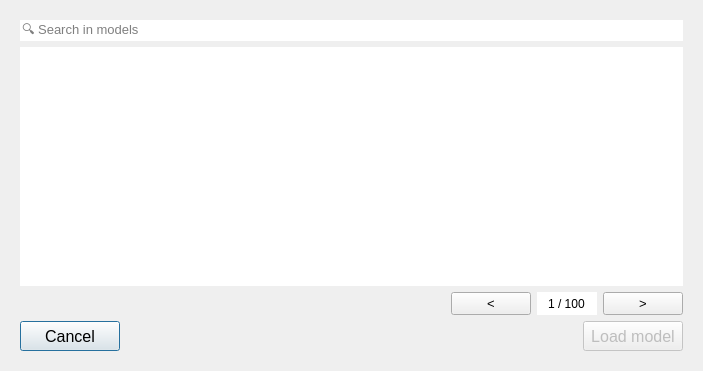
This is threedi_api_qgis_client/ui/model_selection.ui in nens/threedi-api-qgis-client as Qt 5 draws it before an edit. The edited form follows.
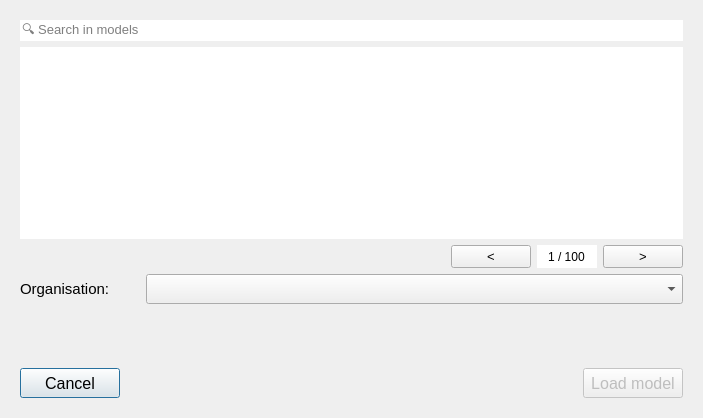
This is the edited form.

```diff
--- a/threedi_api_qgis_client/ui/model_selection.ui
+++ b/threedi_api_qgis_client/ui/model_selection.ui
@@ -7,15 +7,15 @@
     <x>0</x>
     <y>0</y>
     <width>703</width>
-    <height>371</height>
+    <height>418</height>
    </rect>
   </property>
   <property name="windowTitle">
-   <string>Choose model</string>
+   <string>Choose model and organisation</string>
   </property>
   <layout class="QGridLayout" name="gridLayout">
    <item row="0" column="0">
-    <widget class="QWidget" name="load_widget" native="true">
+    <widget class="QWidget" name="model_selection_widget" native="true">
      <property name="sizePolicy">
       <sizepolicy hsizetype="Preferred" vsizetype="Expanding">
        <horstretch>0</horstretch>
@@ -29,22 +29,7 @@
       </size>
      </property>
      <layout class="QGridLayout" name="gridLayout_8">
-      <item row="0" column="0" colspan="3">
-       <widget class="QLineEdit" name="search_le">
-        <property name="font">
-         <font>
-          <pointsize>10</pointsize>
-         </font>
-        </property>
-        <property name="frame">
-         <bool>false</bool>
-        </property>
-        <property name="placeholderText">
-         <string>🔍 Search in models</string>
-        </property>
-       </widget>
-      </item>
-      <item row="4" column="0" colspan="3">
+      <item row="6" column="0" colspan="3">
        <layout class="QHBoxLayout" name="horizontalLayout_2">
         <property name="bottomMargin">
          <number>0</number>
@@ -115,6 +100,21 @@
         </item>
        </layout>
       </item>
+      <item row="0" column="0" colspan="3">
+       <widget class="QLineEdit" name="search_le">
+        <property name="font">
+         <font>
+          <pointsize>10</pointsize>
+         </font>
+        </property>
+        <property name="frame">
+         <bool>false</bool>
+        </property>
+        <property name="placeholderText">
+         <string>🔍 Search in models</string>
+        </property>
+       </widget>
+      </item>
       <item row="1" column="0" colspan="3">
        <widget class="QTreeView" name="models_tv">
         <property name="font">
@@ -259,6 +259,52 @@
         </item>
        </layout>
       </item>
+      <item row="4" column="0">
+       <widget class="QLabel" name="label_6">
+        <property name="maximumSize">
+         <size>
+          <width>120</width>
+          <height>16777215</height>
+         </size>
+        </property>
+        <property name="font">
+         <font>
+          <pointsize>11</pointsize>
+         </font>
+        </property>
+        <property name="text">
+         <string>Organisation:</string>
+        </property>
+       </widget>
+      </item>
+      <item row="4" column="1" colspan="2">
+       <widget class="QComboBox" name="organisations_box">
+        <property name="minimumSize">
+         <size>
+          <width>0</width>
+          <height>30</height>
+         </size>
+        </property>
+        <property name="font">
+         <font>
+          <pointsize>10</pointsize>
+         </font>
+        </property>
+       </widget>
+      </item>
+      <item row="5" column="0">
+       <spacer name="verticalSpacer">
+        <property name="orientation">
+         <enum>Qt::Vertical</enum>
+        </property>
+        <property name="sizeHint" stdset="0">
+         <size>
+          <width>20</width>
+          <height>40</height>
+         </size>
+        </property>
+       </spacer>
+      </item>
      </layout>
     </widget>
    </item>
```
